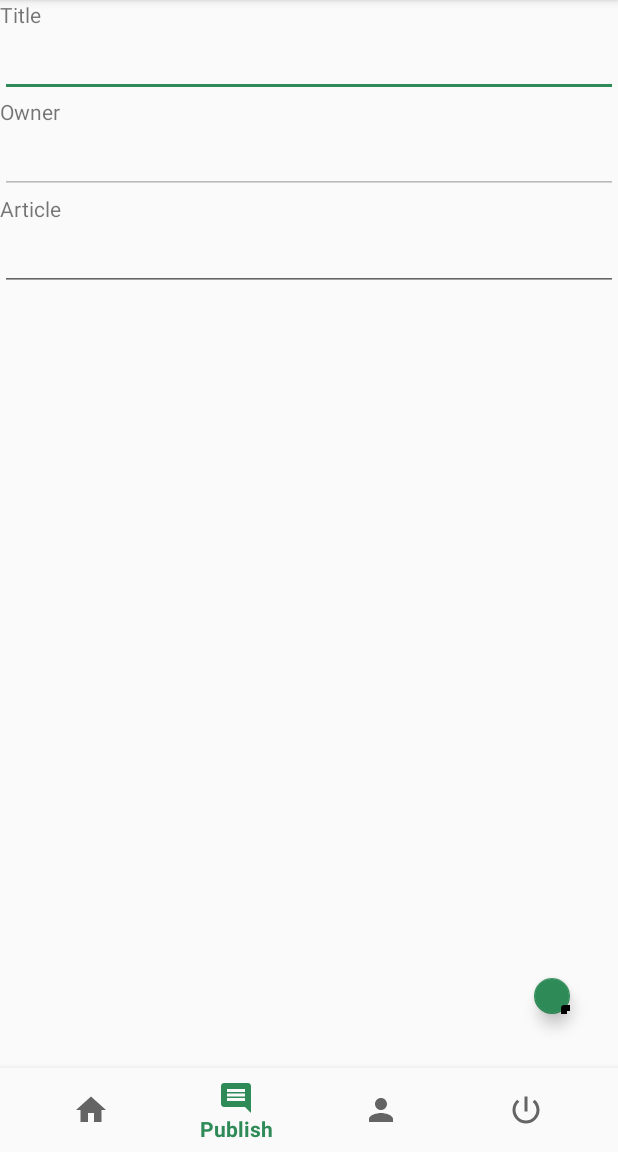
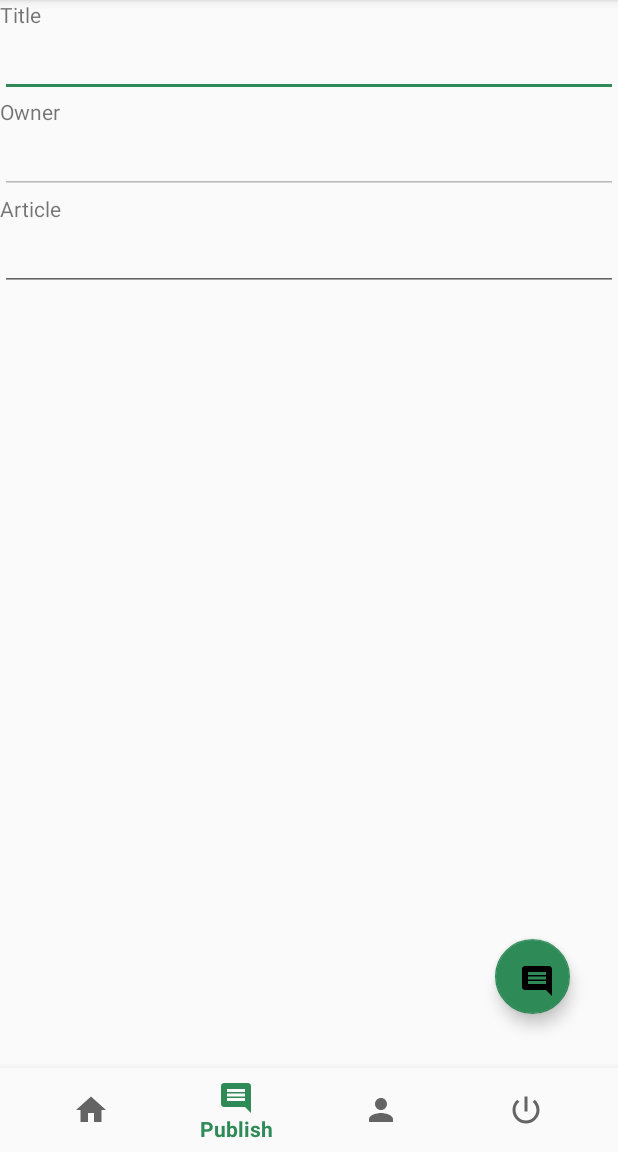
Before and after one commit to yanccprogramador/BlogTI, an Android app: the ActivityPublish screen opened directly, with no data from a screen before it, on a phone screen of 412 x 824 dp, the part 84-1236 px from its top. Run offline under Robolectric (Android 15) with nearby library versions, the phone set to English and light mode, and no system bars; our stand-ins replace Volley; 1 statement that could not run was skipped.

Commit message:
make the layout better

```diff
--- a/app/build.gradle
+++ b/app/build.gradle
@@ -9,8 +9,8 @@ android {
         applicationId "br.com.yanccprogramador.blogti"
         minSdkVersion 18
         targetSdkVersion 24
-        versionCode 2
-        versionName "1.2 Beta"
+        versionCode 5
+        versionName "1.5 "
         testInstrumentationRunner "android.support.test.runner.AndroidJUnitRunner"
         vectorDrawables.useSupportLibrary = true
         multiDexEnabled true
--- a/app/src/main/java/br/com/yanccprogramador/blogti/ActivityPublish.java
+++ b/app/src/main/java/br/com/yanccprogramador/blogti/ActivityPublish.java
@@ -36,7 +36,7 @@ public class ActivityPublish extends AppCompatActivity {
     private JsonObjectRequest req;
     private boolean pressed=false;
     private View mProgressView,mLoginFormView;
-    private Button save;
+    private FloatingActionButton save;
     private RequestQueue mRequestQueue;
     private ArrayList<Spanned> lista;
     BottomNavigationView navigation;
@@ -89,7 +89,7 @@ public class ActivityPublish extends AppCompatActivity {
         bc = new BancoController(getBaseContext());
         Cursor c = bc.carregaUser();
         dono.setText(c.getString(c.getColumnIndex("login")));
-        save = (Button) findViewById(R.id.btPublish);
+        save = (FloatingActionButton) findViewById(R.id.btPublish);
         save.setOnClickListener(new View.OnClickListener() {
             @Override
             public void onClick(View view) {
--- a/app/src/main/res/layout/publish.xml
+++ b/app/src/main/res/layout/publish.xml
@@ -61,11 +61,10 @@
 
     <android.support.design.widget.FloatingActionButton
         android:id="@+id/btPublish"
-        android:layout_width="24dp"
-        android:layout_height="24dp"
+        android:layout_width="50dp"
+        android:layout_height="50dp"
         android:layout_marginBottom="36dp"
         android:layout_marginEnd="32dp"
-        android:text="@string/pub"
         app:backgroundTint="@color/green"
         app:layout_constraintBottom_toTopOf="@+id/nav2"
         app:layout_constraintEnd_toEndOf="parent"
```
Also changed, not shown: 2 other files.
